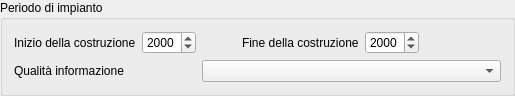
Qt form ui/grpEpocaCostruttiva.ui (faunalia/rt_omero) before a commit.
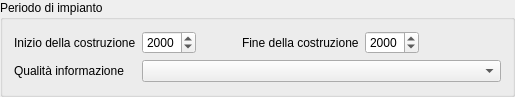
The same form after that commit.

Commit message: corretto #88 (GUI epoca costruttiva), corretto #87 (GUI manto copertura), corretto #86 (GUI titolo abilitativo)

```diff
--- a/ui/grpEpocaCostruttiva.ui
+++ b/ui/grpEpocaCostruttiva.ui
@@ -7,7 +7,7 @@
     <x>0</x>
     <y>0</y>
     <width>515</width>
-    <height>95</height>
+    <height>97</height>
    </rect>
   </property>
   <property name="windowTitle">
@@ -64,7 +64,7 @@
      </property>
     </spacer>
    </item>
-   <item row="1" column="2" colspan="3">
+   <item row="1" column="1" colspan="4">
     <widget class="QComboBox" name="ZZ_QUALITA_INFORMAZIONE_EPOCA_COSTRUTTIVAID">
      <property name="sizePolicy">
       <sizepolicy hsizetype="Expanding" vsizetype="Fixed">
@@ -77,7 +77,7 @@
      </property>
     </widget>
    </item>
-   <item row="1" column="0" colspan="2">
+   <item row="1" column="0">
     <widget class="QLabel" name="label">
      <property name="text">
       <string>Qualità informazione</string>
```
The commit also changes 10 other files.
